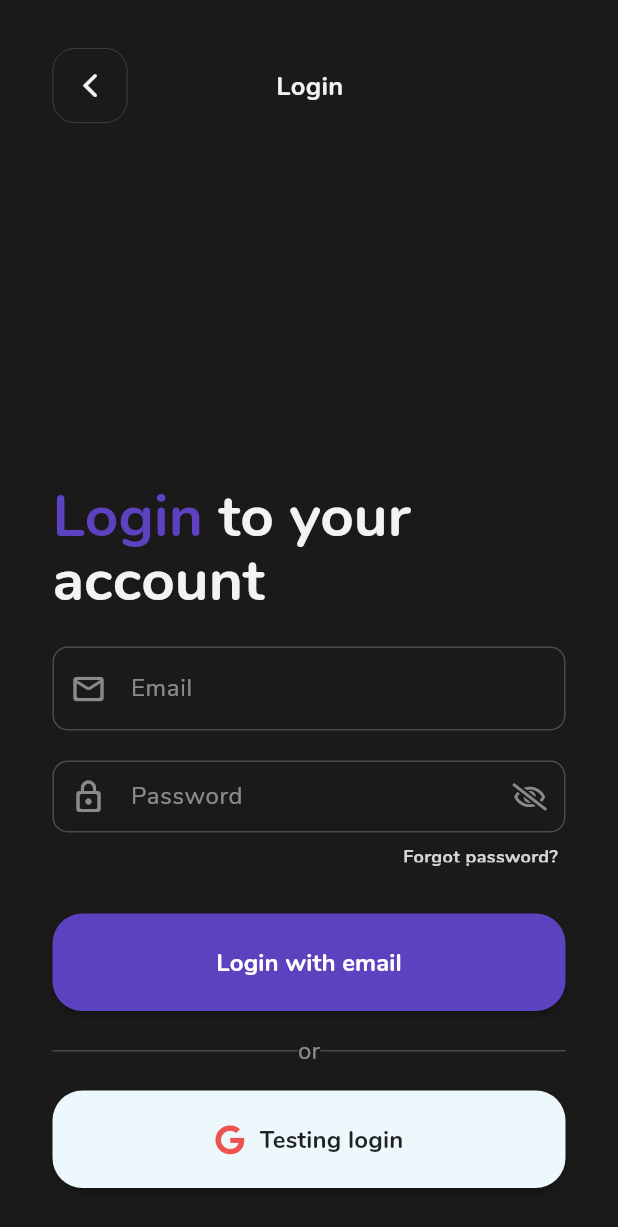
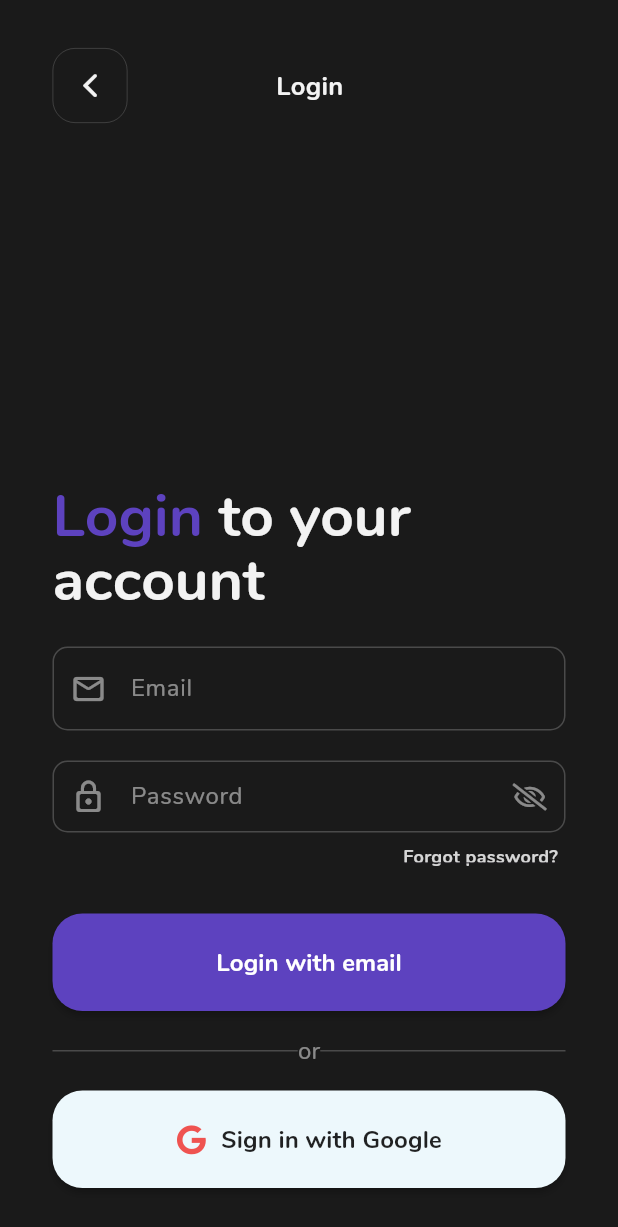
Before and after one commit to Wongoose/pre-scam-ai, a Flutter app: the screen it shows after launch, after a tap on "I have an account", on a phone screen of 412 x 824 dp. Shown: the top 1227 px of the screen. Run offline on Flutter 3.47's test engine with Material 3 defaults, Android fonts, the phone set to English and light mode, and no system bars; drawn by our look-alikes of overlay_support; our stand-ins replace animated_flip_counter, auto_size_text, cloud_firestore, firebase_auth, firebase_core, flutter_animate and 10 more; missing offline and left inert: open_mail_app; accounts and stored records are empty.

Commit message:
Change: Google sign in text

```diff
--- a/lib/screens/auth/pages/auth_sign_in.dart
+++ b/lib/screens/auth/pages/auth_sign_in.dart
@@ -141,7 +141,7 @@ class _AuthSignInState extends State<AuthSignIn> {
                             SizedBox(height: 15),
                             MyFillButton(
                               // text: "Login with google",
-                              text: "Testing login",
+                              text: "Sign in with Google",
                               color: Color(0xFFedf8fc),
                               textColor: Colors.black87,
                               icon: Icon(
```
